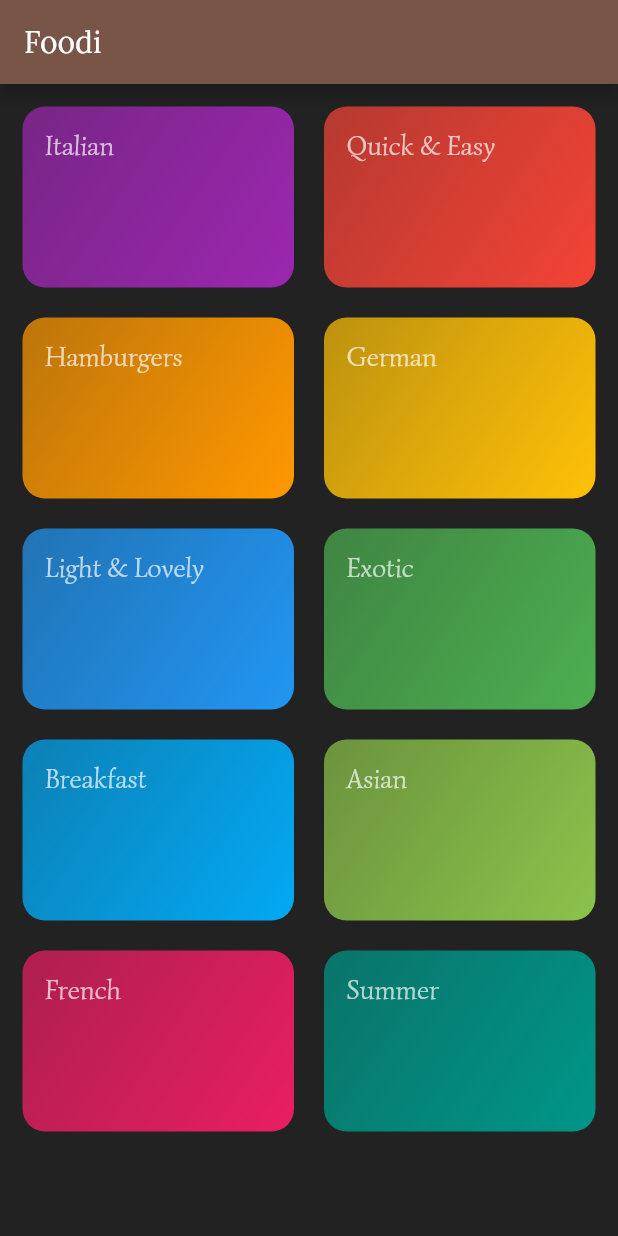
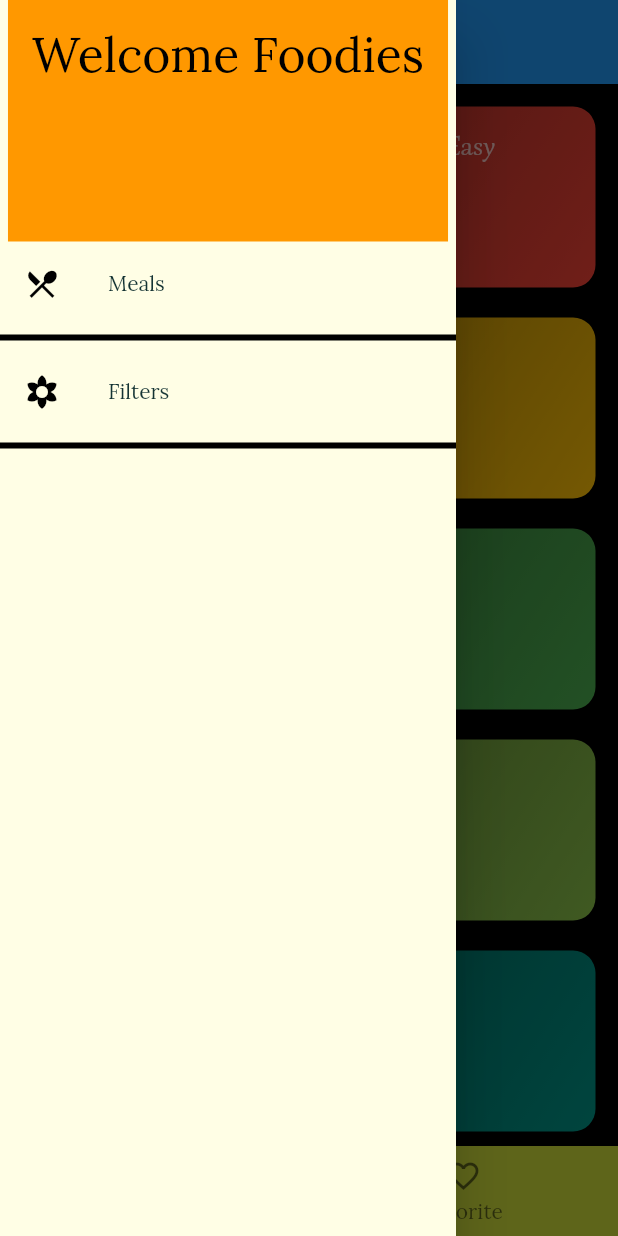
Before and after one commit to asbn223/FoodiApp, a Flutter app: the screen it shows after launch, with the side drawer open (before the commit the screen has no drawer), on a phone screen of 412 x 824 dp. Run offline on Flutter 3.47's test engine with Material 2 defaults, Android fonts, the phone set to English and light mode, and no system bars.

Commit message:
Added Drawer, BottomNavigatorBar

```diff
--- a/lib/main.dart
+++ b/lib/main.dart
@@ -1,9 +1,9 @@
 import 'package:flutter/cupertino.dart';
 import 'package:flutter/material.dart';
+import 'package:foodi_app/screens/bottom_bar_screen.dart';
 import 'package:foodi_app/screens/category_meal_screen.dart';
+import 'package:foodi_app/screens/filters_screen.dart';
 import 'package:foodi_app/screens/meal_details_screen.dart';
-
-import 'screens/categories_overview_screen.dart';
 
 void main() => runApp(MyApp());
 
@@ -13,7 +13,7 @@ class MyApp extends StatelessWidget {
     return MaterialApp(
       debugShowCheckedModeBanner: false,
       title: "Foodi",
-      home: CategoryOverviewScreen(),
+      home: BottomBarScreen(),
       theme: ThemeData(
         brightness: Brightness.dark,
         primaryColor: Colors.brown,
@@ -33,13 +33,24 @@ class MyApp extends StatelessWidget {
                   fontFamily: "Simonetta",
                   fontSize: 18),
             ),
+        appBarTheme: ThemeData.light().appBarTheme.copyWith(
+              textTheme: TextTheme(
+                title: TextStyle(
+//                  color: Color.fromRGBO(20, 51, 51, 1),
+                    color: Colors.white70,
+                    fontFamily: "Simonetta",
+                    fontSize: 20),
+              ),
+            ),
       ),
       routes: {
         CategoryMealScreen.routeName: (context) => CategoryMealScreen(),
-        MealDetailScreen.routeName: (context) => MealDetailScreen()
+        MealDetailScreen.routeName: (context) => MealDetailScreen(),
+        BottomBarScreen.routeName: (context) => BottomBarScreen(),
+        FilterScreen.routeName: (context) => FilterScreen(),
       },
       onUnknownRoute: (settings) {
-        return MaterialPageRoute(builder: (ctx) => CategoryOverviewScreen());
+        return MaterialPageRoute(builder: (ctx) => BottomBarScreen());
       },
     );
   }
--- /dev/null
+++ b/lib/screens/bottom_bar_screen.dart
@@ -0,0 +1,60 @@
+import 'package:flutter/material.dart';
+import 'package:foodi_app/screens/categories_overview_screen.dart';
+import 'package:foodi_app/screens/favorite_screen.dart';
+import 'package:foodi_app/widgets/main_drawer.dart';
+
+class BottomBarScreen extends StatefulWidget {
+  static const String routeName = '/bottom_bar_screen';
+
+  @override
+  _BottomBarScreenState createState() => _BottomBarScreenState();
+}
+
+class _BottomBarScreenState extends State<BottomBarScreen> {
+  final List<Map<String, Object>> _pages = [
+    {'page': CategoryOverviewScreen(), 'title': 'Categories'},
+    {'page': FavoriteScreen(), 'title': 'Favorites'}
+  ];
+
+  int _selectedPageIndex = 0;
+
+  void _selectedPage(int index) {
+    setState(() {
+      _selectedPageIndex = index;
+    });
+  }
+
+  @override
+  Widget build(BuildContext context) {
+    return SafeArea(
+      child: Scaffold(
+        backgroundColor: Colors.black,
+        appBar: AppBar(
+          title: Text(_pages[_selectedPageIndex]['title']),
+          centerTitle: true,
+        ),
+        drawer: MainDrawer(),
+        body: _pages[_selectedPageIndex]['page'],
+        bottomNavigationBar: BottomNavigationBar(
+          backgroundColor: Colors.lime,
+          selectedItemColor: Colors.white70,
+          unselectedItemColor: Colors.black54,
+          selectedFontSize: 16,
+          unselectedFontSize: 14,
+          items: <BottomNavigationBarItem>[
+            BottomNavigationBarItem(
+              icon: Icon(Icons.category),
+              title: Text("Categories"),
+            ),
+            BottomNavigationBarItem(
+              icon: Icon(Icons.favorite_border),
+              title: Text("Favorite"),
+            ),
+          ],
+          onTap: _selectedPage,
+          currentIndex: _selectedPageIndex,
+        ),
+      ),
+    );
+  }
+}
--- a/lib/screens/categories_overview_screen.dart
+++ b/lib/screens/categories_overview_screen.dart
@@ -1,16 +1,11 @@
 import 'package:flutter/material.dart';
+import 'package:foodi_app/dummy_data.dart';
 import 'package:foodi_app/widgets/category_item.dart';
-import 'package:foodi_app/dummy_data.dart';
 
 class CategoryOverviewScreen extends StatelessWidget {
   @override
   Widget build(BuildContext context) {
-    return Scaffold(
-      backgroundColor: Colors.black87,
-      appBar: AppBar(
-        title: const Text("Foodi"),
-      ),
-      body: GridView(
+    return GridView(
       padding: const EdgeInsets.all(15.0),
       children: DUMMY_CATEGORY.map((catData) {
         return CategoryItem(
@@ -25,7 +20,6 @@ class CategoryOverviewScreen extends StatelessWidget {
         crossAxisSpacing: 20.0,
         mainAxisSpacing: 20.0,
       ),
-      ),
     );
   }
 }
--- a/lib/screens/category_meal_screen.dart
+++ b/lib/screens/category_meal_screen.dart
@@ -1,5 +1,6 @@
 import 'package:flutter/material.dart';
 import 'package:foodi_app/dummy_data.dart';
+import 'package:foodi_app/widgets/main_drawer.dart';
 import 'package:foodi_app/widgets/meal_items.dart';
 
 class CategoryMealScreen extends StatelessWidget {
@@ -20,10 +21,12 @@ class CategoryMealScreen extends StatelessWidget {
         .where((meal) => meal.categories.contains(categoryId))
         .toList();
     return Scaffold(
+      backgroundColor: Colors.black,
       appBar: AppBar(
         title: Text(categoryTitle),
         backgroundColor: categoryColor,
       ),
+      drawer: MainDrawer(),
       body: ListView.builder(
         itemBuilder: (ctx, index) {
           return MealItem(
--- /dev/null
+++ b/lib/widgets/main_drawer.dart
@@ -0,0 +1,60 @@
+import 'package:flutter/material.dart';
+import 'package:foodi_app/screens/bottom_bar_screen.dart';
+import 'package:foodi_app/screens/filters_screen.dart';
+
+class MainDrawer extends StatelessWidget {
+  @override
+  Widget build(BuildContext context) {
+    return Drawer(
+      child: Column(
+        children: <Widget>[
+          DrawerHeader(
+            child: Text(
+              "Welcome Foodies",
+              style: TextStyle(color: Colors.black, fontSize: 32),
+            ),
+            decoration: BoxDecoration(color: Colors.orange),
+            margin: EdgeInsets.all(0),
+          ),
+//          UserAccountsDrawerHeader(
+//            accountName: Text("Sabin Nakarmi"),
+//            accountEmail: Text("asbn2231@gmail.com"),
+//            currentAccountPicture: CircleAvatar(
+//              backgroundImage: NetworkImage(
+//                  "https://scontent.fktm3-1.fna.fbcdn.net/v/t1.0-9/56422317_2181938341852766_5762457462405857280_n.jpg?_nc_cat=101&_nc_sid=85a577&_nc_ohc=dqE271fD51IAX9-5GWH&_nc_ht=scontent.fktm3-1.fna&oh=bf0d3f094371fc30c3bba527e818d043&oe=5EBC9D08"),
+//            ),
+//          ),
+          ListTile(
+            leading: Icon(
+              Icons.restaurant_menu,
+              color: Colors.black,
+            ),
+            title: Text("Meals"),
+            onTap: () {
+              Navigator.pushReplacementNamed(
+                  context, BottomBarScreen.routeName);
+            },
+          ),
+          Divider(
+            color: Colors.black,
+            thickness: 4,
+          ),
+          ListTile(
+            leading: Icon(
+              Icons.filter_vintage,
+              color: Colors.black,
+            ),
+            title: Text("Filters"),
+            onTap: () {
+              Navigator.pushReplacementNamed(context, FilterScreen.routeName);
+            },
+          ),
+          Divider(
+            color: Colors.black,
+            thickness: 4,
+          )
+        ],
+      ),
+    );
+  }
+}
--- a/lib/widgets/meal_items.dart
+++ b/lib/widgets/meal_items.dart
@@ -54,7 +54,7 @@ class MealItem extends StatelessWidget {
   }
 
   void _selectedMeal(BuildContext context) {
-    Navigator.pushNamed(context, MealDetailScreen.routeName);
+    Navigator.pushNamed(context, MealDetailScreen.routeName, arguments: id);
   }
 
   @override
```
Also changed, not shown: lib/screens/favorite_screen.dart (added, +8 -0 lines), lib/screens/filters_screen.dart (added, +16 -0 lines), lib/screens/meal_details_screen.dart (+86 -1 lines), lib/screens/tabview_screen.dart (added, +40 -0 lines), 43 other files. Lines whose indentation alone changed are shown as unchanged.
